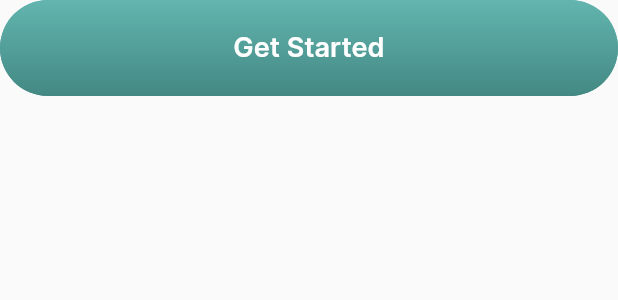
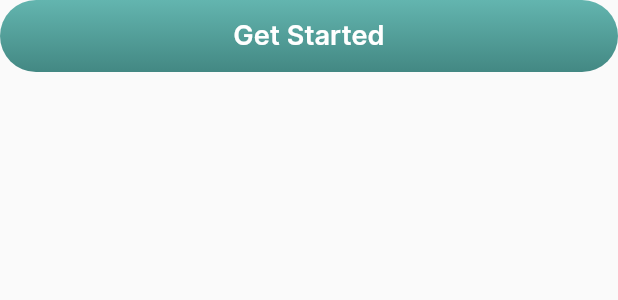
Before and after one commit to TiagoPBarreto/App-financy-D-, a Flutter app: the PrimaryButton widget shown alone on an empty page, opened directly, on a phone screen of 412 x 824 dp. Shown: the top 300 px of the screen. Run offline on Flutter 3.47's test engine with Material 2 defaults, Android fonts, the phone set to English and light mode, and no system bars.

Commit message:
Add multiTextButton

```diff
--- a/app_financy/lib/common/widgets/primary_button.dart
+++ b/app_financy/lib/common/widgets/primary_button.dart
@@ -13,33 +13,26 @@ class PrimaryButton extends StatelessWidget {
     required this.text,
   }) : super(key: key);
 
+  final BorderRadius _borderRadius =
+      const BorderRadius.all(Radius.circular(24.0));
+
   @override
   Widget build(BuildContext context) {
-    return Material(
-      borderRadius: const BorderRadius.all(Radius.circular(38.0)),
-      child: Ink(
-        decoration:  const BoxDecoration(
-            borderRadius: BorderRadius.all(Radius.circular(38.0)),
-            gradient:  LinearGradient(
-                begin: Alignment.topCenter,
-                end: Alignment.bottomCenter,
-                colors:AppColors.greenGradient)),
-        child: InkWell(
-          onTap: () {},
-          child: Container(
-            alignment: Alignment.center,
-            height: 64.0,
-            decoration:  BoxDecoration(
-                borderRadius: const BorderRadius.all(Radius.circular(38.0)),
-                gradient: LinearGradient(
-                    begin: Alignment.topCenter,
-                    end: Alignment.bottomCenter,
-                    colors: onPressed != null? AppColors.greenGradient : AppColors.greyGradient )),
-            child: Text(
-              text,
-              style:
-                  AppTextStyles.mediumText18.copyWith(color: AppColors.white),
-            ),
+    return Ink(
+      height: 48.0,
+      decoration: BoxDecoration(
+          borderRadius: _borderRadius,
+          gradient: const LinearGradient(
+              begin: Alignment.topCenter,
+              end: Alignment.bottomCenter,
+              colors: AppColors.greenGradient)),
+      child: InkWell(
+        borderRadius: _borderRadius,
+        onTap: onPressed,
+        child: Align(
+          child: Text(
+            text,
+            style: AppTextStyles.mediumText18.copyWith(color: AppColors.white),
           ),
         ),
       ),
```
Also changed, not shown: app_financy/lib/common/widgets/multi_text_button.dart (added, +21 -0 lines), app_financy/lib/features/onboarding/onboarding_page.dart (+19 -6 lines).
